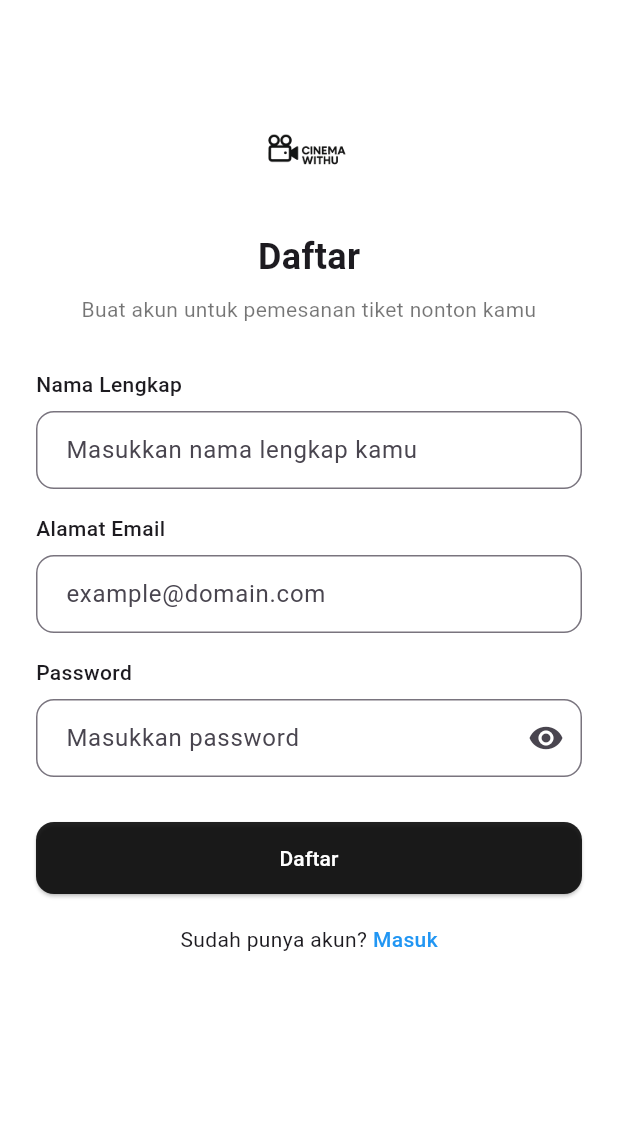
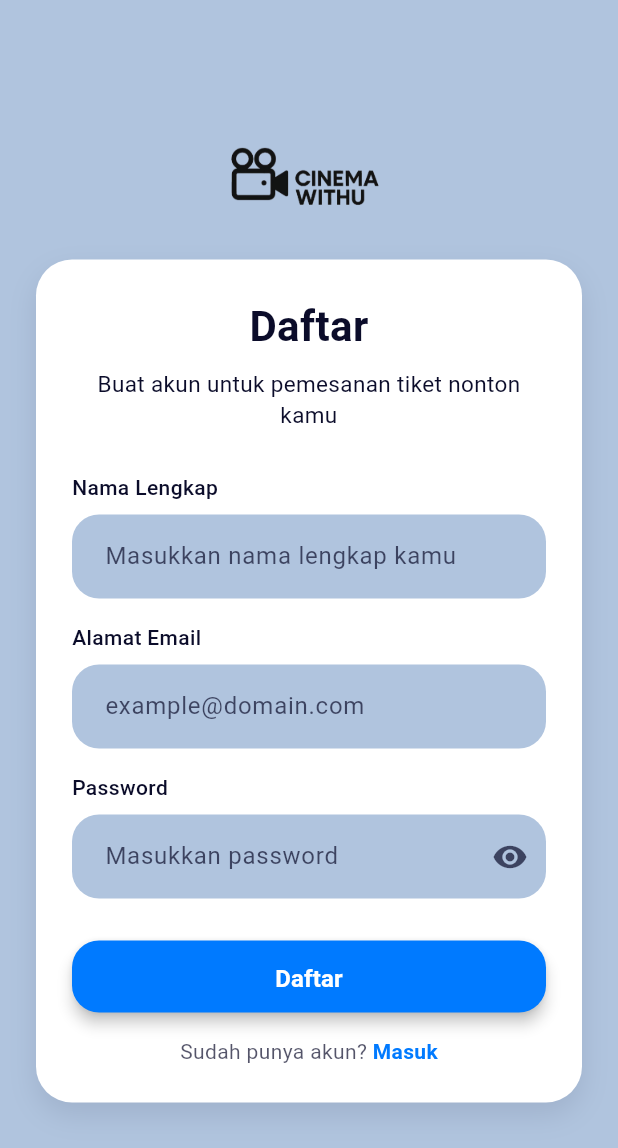
Before and after one commit to Mawlaz01/Cinemawithu-Mobile, a Flutter app: the RegisterScreen screen opened by its route, on a phone screen of 412 x 824 dp. Shown: the top 1148 px of the screen. Run offline on Flutter 3.47's test engine with Material 3 defaults, Android fonts, the phone set to English and light mode, and no system bars; our stand-ins replace file_picker, flutter_secure_storage, image_picker; accounts and stored records are empty.

Commit message:
style: edit ui

```diff
--- a/lib/auth/register_screen.dart
+++ b/lib/auth/register_screen.dart
@@ -16,13 +16,17 @@ class _RegisterScreenState extends State<RegisterScreen> {
   bool _loading = false;
   bool _obscurePassword = true;
 
-  final Color primaryColor = Colors.black87;
-  final Color buttonTextColor = Colors.white;
-  final double borderRadiusValue = 12.0;
+  // Color palette
+  final Color darkBlue = const Color(0xFF0B0C2A);
+  final Color primaryBlue = const Color(0xFF007AFF);
+  final Color lightBlue = const Color(0xFF4CA1FF);
+  final Color inputBg = const Color(0xFFB0C4DE);
+  final Color white = Colors.white;
+  final Color backgroundPlate = const Color(0xFFB0C4DE);
+  final double borderRadiusValue = 18.0;
 
   Future<void> _register() async {
     setState(() => _loading = true);
-
     final response = await http.post(
       Uri.parse('http://localhost:3000/api/register'),
       headers: {'Content-Type': 'application/json'},
@@ -32,9 +36,7 @@ class _RegisterScreenState extends State<RegisterScreen> {
         'password': _passwordController.text,
       }),
     );
-
     setState(() => _loading = false);
-
     if (response.statusCode == 201) {
       Navigator.pop(context);
       ScaffoldMessenger.of(context).showSnackBar(
@@ -51,115 +53,159 @@ class _RegisterScreenState extends State<RegisterScreen> {
   InputDecoration buildInputDecoration(String hintText) {
     return InputDecoration(
       hintText: hintText,
+      filled: true,
+      fillColor: inputBg,
+      hintStyle: TextStyle(color: darkBlue.withOpacity(0.7)),
       border: OutlineInputBorder(
         borderRadius: BorderRadius.circular(borderRadiusValue),
+        borderSide: BorderSide.none,
       ),
-      contentPadding: const EdgeInsets.symmetric(horizontal: 16, vertical: 14),
+      focusedBorder: OutlineInputBorder(
+        borderRadius: BorderRadius.circular(borderRadiusValue),
+        borderSide: BorderSide(color: lightBlue, width: 2),
+      ),
+      contentPadding: const EdgeInsets.symmetric(horizontal: 18, vertical: 16),
     );
   }
 
   @override
   Widget build(BuildContext context) {
     return Scaffold(
-      backgroundColor: Colors.white,
+      backgroundColor: backgroundPlate,
       body: SafeArea(
+        child: Center(
           child: SingleChildScrollView(
+            padding: const EdgeInsets.symmetric(horizontal: 24.0, vertical: 32.0),
+            child: Column(
+              mainAxisAlignment: MainAxisAlignment.center,
+              children: [
+                SizedBox(height: 2),
+                Center(
+                  child: Image.asset(
+                    'assets/images/logo_cinema.png',
+                    height: 50,
+                    fit: BoxFit.contain,
+                  ),
+                ),
+                const SizedBox(height: 32),
+                Container(
                   padding: const EdgeInsets.all(24),
+                  decoration: BoxDecoration(
+                    color: white,
+                    borderRadius: BorderRadius.circular(24),
+                    boxShadow: [
+                      BoxShadow(
+                        color: darkBlue.withOpacity(0.10),
+                        blurRadius: 16,
+                        offset: const Offset(0, 8),
+                      ),
+                    ],
+                  ),
                   child: Column(
-            crossAxisAlignment: CrossAxisAlignment.start,
+                    crossAxisAlignment: CrossAxisAlignment.stretch,
                     children: [
-              Center(
-                child: Column(
-                  children: [
-                    const SizedBox(height: 40),
-                    Image.asset('assets/images/logo_cinema.png', height: 70),
-                    const SizedBox(height: 20),
                       const Text(
                         'Daftar',
-                      style: TextStyle(fontSize: 24, fontWeight: FontWeight.bold),
+                        style: TextStyle(fontSize: 28, fontWeight: FontWeight.bold, color: Color(0xFF0B0C2A)),
+                        textAlign: TextAlign.center,
                       ),
                       const SizedBox(height: 8),
+                      Text(
+                        'Buat akun untuk pemesanan tiket nonton kamu',
+                        style: TextStyle(fontSize: 15, color: darkBlue),
+                        textAlign: TextAlign.center,
+                      ),
+                      const SizedBox(height: 28),
                       const Text(
-                      'Buat akun untuk pemesanan tiket nonton kamu',
-                      textAlign: TextAlign.center,
-                      style: TextStyle(fontSize: 14, color: Colors.black54),
+                        'Nama Lengkap',
+                        style: TextStyle(fontSize: 14, fontWeight: FontWeight.w500, color: Color(0xFF0B0C2A)),
                       ),
-                    const SizedBox(height: 30),
-                  ],
-                ),
-              ),
-              // Nama Lengkap
-              const Text("Nama Lengkap", style: TextStyle(fontWeight: FontWeight.w500)),
                       const SizedBox(height: 8),
                       TextField(
                         controller: _nameController,
                         decoration: buildInputDecoration('Masukkan nama lengkap kamu'),
+                        style: TextStyle(color: darkBlue),
                       ),
                       const SizedBox(height: 16),
-              // Alamat Email
-              const Text("Alamat Email", style: TextStyle(fontWeight: FontWeight.w500)),
+                      const Text(
+                        'Alamat Email',
+                        style: TextStyle(fontSize: 14, fontWeight: FontWeight.w500, color: Color(0xFF0B0C2A)),
+                      ),
                       const SizedBox(height: 8),
                       TextField(
                         controller: _emailController,
                         keyboardType: TextInputType.emailAddress,
                         decoration: buildInputDecoration('example@domain.com'),
+                        style: TextStyle(color: darkBlue),
                       ),
                       const SizedBox(height: 16),
-              // Kata Sandi
-              const Text("Password", style: TextStyle(fontWeight: FontWeight.w500)),
+                      const Text(
+                        'Password',
+                        style: TextStyle(fontSize: 14, fontWeight: FontWeight.w500, color: Color(0xFF0B0C2A)),
+                      ),
                       const SizedBox(height: 8),
                       TextField(
                         controller: _passwordController,
                         obscureText: _obscurePassword,
                         decoration: InputDecoration(
                           hintText: 'Masukkan password',
+                          filled: true,
+                          fillColor: inputBg,
+                          hintStyle: TextStyle(color: darkBlue.withOpacity(0.7)),
                           border: OutlineInputBorder(
                             borderRadius: BorderRadius.circular(borderRadiusValue),
+                            borderSide: BorderSide.none,
                           ),
-                  contentPadding: const EdgeInsets.symmetric(horizontal: 16, vertical: 14),
+                          focusedBorder: OutlineInputBorder(
+                            borderRadius: BorderRadius.circular(borderRadiusValue),
+                            borderSide: BorderSide(color: lightBlue, width: 2),
+                          ),
+                          contentPadding: const EdgeInsets.symmetric(horizontal: 18, vertical: 16),
                           suffixIcon: IconButton(
                             icon: Icon(
                               _obscurePassword ? Icons.visibility : Icons.visibility_off,
+                              color: darkBlue.withOpacity(0.7),
                             ),
                             onPressed: () => setState(() => _obscurePassword = !_obscurePassword),
                           ),
                         ),
+                        style: TextStyle(color: darkBlue),
                       ),
-              const SizedBox(height: 30),
-              // Tombol Daftar
+                      const SizedBox(height: 28),
                       SizedBox(
-                width: double.infinity,
+                        height: 48,
                         child: ElevatedButton(
                           onPressed: _loading ? null : _register,
                           style: ElevatedButton.styleFrom(
-                    backgroundColor: primaryColor,
+                            backgroundColor: primaryBlue,
                             padding: const EdgeInsets.symmetric(vertical: 14),
                             shape: RoundedRectangleBorder(
                               borderRadius: BorderRadius.circular(borderRadiusValue),
                             ),
+                            elevation: 4,
                           ),
                           child: _loading
                               ? const CircularProgressIndicator(color: Colors.white)
-                      : Text(
+                              : const Text(
                                   'Daftar',
-                          style: TextStyle(color: buttonTextColor),
+                                  style: TextStyle(color: Colors.white, fontWeight: FontWeight.bold, fontSize: 16),
                                 ),
                         ),
                       ),
-              const SizedBox(height: 20),
-              // Navigasi ke Halaman Login
+                      const SizedBox(height: 16),
                       Center(
                         child: GestureDetector(
                           onTap: () {
-                    Navigator.pop(context); // kembali ke halaman login
+                            Navigator.pop(context);
                           },
-                  child: const Text.rich(
+                          child: Text.rich(
                             TextSpan(
                               text: 'Sudah punya akun? ',
+                              style: TextStyle(color: darkBlue.withOpacity(0.7)),
                               children: [
                                 TextSpan(
                                   text: 'Masuk',
-                          style: TextStyle(color: Colors.blue, fontWeight: FontWeight.w500),
+                                  style: TextStyle(color: primaryBlue, fontWeight: FontWeight.bold),
                                 ),
                               ],
                             ),
@@ -169,6 +215,10 @@ class _RegisterScreenState extends State<RegisterScreen> {
                     ],
                   ),
                 ),
+              ],
+            ),
+          ),
+        ),
       ),
     );
   }
--- a/pubspec.yaml
+++ b/pubspec.yaml
@@ -9,11 +9,11 @@ environment:
 dependencies:
   flutter:
     sdk: flutter
-  http: ^0.13.6
-  flutter_secure_storage: ^5.0.2
+  http: ^1.4.0
+  flutter_secure_storage: ^9.2.4
   image_picker: ^1.0.4
   path: any
-  file_picker: 5.2.10
+  file_picker: 10.1.9
 
 dev_dependencies:
   flutter_test:
```
Also changed, not shown: lib/auth/login_screen.dart (+78 -32 lines), assets/images/logo_cinema.png, pubspec.lock, 1 other file. Lines whose indentation alone changed are shown as unchanged.
